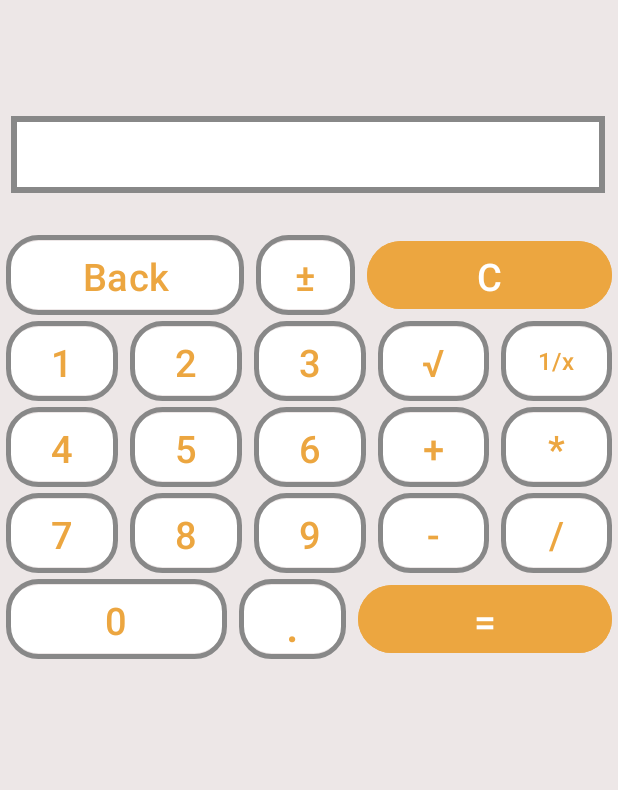
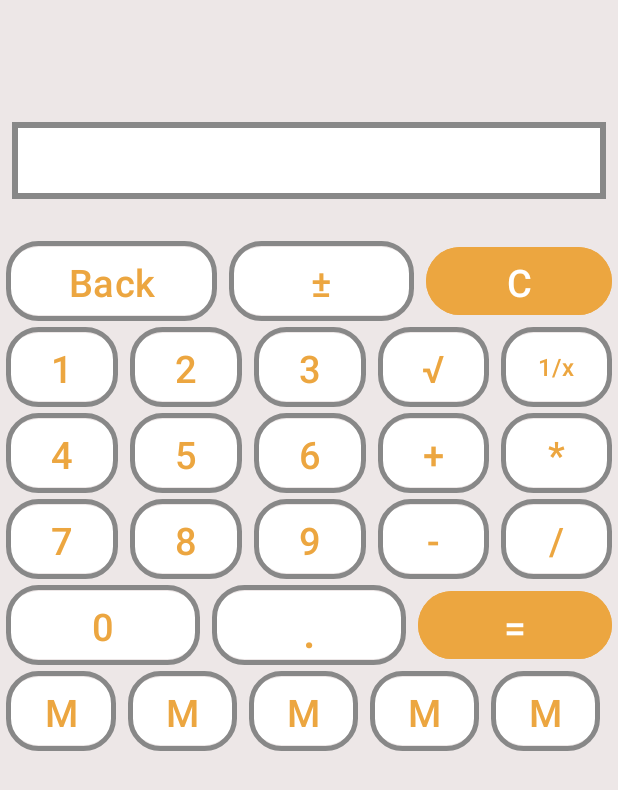
Before and after one commit to SoTokcuk/Calculator, an Android app: the screen it shows after launch (MainActivity), on a phone screen of 412 x 824 dp. Shown: the top 790 px of the screen. Run offline under Robolectric (Android 15) with nearby library versions, the phone set to English and light mode, and no system bars.

Commit message:
refactor buttons id + memory buttons

```diff
--- a/app/src/main/res/layout/activity_main.xml
+++ b/app/src/main/res/layout/activity_main.xml
@@ -21,7 +21,7 @@
         app:layout_constraintTop_toBottomOf="@+id/linearLayout5">
 
         <Button
-            android:id="@+id/button20"
+            android:id="@+id/button_0"
             android:layout_width="wrap_content"
             android:layout_height="match_parent"
             android:layout_marginEnd="8dp"
@@ -33,8 +33,8 @@
             android:textSize="25sp" />
 
         <Button
-            android:id="@+id/button21"
-            android:layout_width="12dp"
+            android:id="@+id/button_point"
+            android:layout_width="wrap_content"
             android:layout_height="match_parent"
             android:layout_marginEnd="8dp"
             android:layout_weight="1"
@@ -45,8 +45,8 @@
             android:textSize="30sp" />
 
         <Button
-            android:id="@+id/button22"
-            android:layout_width="109dp"
+            android:id="@+id/button_result"
+            android:layout_width="wrap_content"
             android:layout_height="match_parent"
             android:layout_weight="1"
             android:backgroundTint="@color/btn_orange"
@@ -58,11 +58,11 @@
         android:id="@+id/result"
         android:layout_width="396dp"
         android:layout_height="51dp"
+        android:layout_marginTop="12dp"
         android:background="@drawable/outline"
         android:outlineProvider="bounds"
         android:text=""
         app:layout_constraintEnd_toEndOf="parent"
-        app:layout_constraintHorizontal_bias="0.466"
         app:layout_constraintStart_toStartOf="parent"
         app:layout_constraintTop_toBottomOf="@+id/operation" />
 
@@ -70,10 +70,10 @@
         android:id="@+id/operation"
         android:layout_width="410dp"
         android:layout_height="53dp"
-        android:layout_marginTop="24dp"
+        android:layout_marginTop="16dp"
         android:text=""
         app:layout_constraintEnd_toEndOf="parent"
-        app:layout_constraintHorizontal_bias="0.0"
+        app:layout_constraintHorizontal_bias="0.55"
         app:layout_constraintStart_toStartOf="parent"
         app:layout_constraintTop_toTopOf="parent" />
 
@@ -92,7 +92,7 @@
         app:layout_constraintTop_toBottomOf="@+id/result">
 
         <Button
-            android:id="@+id/button2"
+            android:id="@+id/butto_back"
             android:layout_width="wrap_content"
             android:layout_height="match_parent"
             android:layout_marginEnd="8dp"
@@ -104,8 +104,8 @@
             android:textSize="25sp" />
 
         <Button
-            android:id="@+id/button3"
-            android:layout_width="12dp"
+            android:id="@+id/button_plusminus"
+            android:layout_width="wrap_content"
             android:layout_height="match_parent"
             android:layout_marginEnd="8dp"
             android:layout_weight="1"
@@ -116,8 +116,8 @@
             android:textSize="25sp" />
 
         <Button
-            android:id="@+id/button4"
-            android:layout_width="109dp"
+            android:id="@+id/button_c"
+            android:layout_width="wrap_content"
             android:layout_height="match_parent"
             android:layout_weight="1"
             android:backgroundTint="@color/btn_orange"
@@ -139,7 +139,7 @@
         app:layout_constraintTop_toBottomOf="@+id/linearLayout">
 
         <Button
-            android:id="@+id/button5"
+            android:id="@+id/button_1"
             android:layout_width="wrap_content"
             android:layout_height="match_parent"
             android:layout_marginEnd="8dp"
@@ -151,7 +151,7 @@
             android:textSize="25sp" />
 
         <Button
-            android:id="@+id/button6"
+            android:id="@+id/button_2"
             android:layout_width="wrap_content"
             android:layout_height="match_parent"
             android:layout_marginEnd="8dp"
@@ -163,7 +163,7 @@
             android:textSize="25sp" />
 
         <Button
-            android:id="@+id/button7"
+            android:id="@+id/button_3"
             android:layout_width="wrap_content"
             android:layout_height="match_parent"
             android:layout_marginEnd="8dp"
@@ -175,7 +175,7 @@
             android:textSize="25sp" />
 
         <Button
-            android:id="@+id/button8"
+            android:id="@+id/button_sqrt"
             android:layout_width="wrap_content"
             android:layout_height="match_parent"
             android:layout_marginEnd="8dp"
@@ -187,7 +187,7 @@
             android:textSize="25sp" />
 
         <Button
-            android:id="@+id/button9"
+            android:id="@+id/button_invert"
             android:layout_width="wrap_content"
             android:layout_height="match_parent"
             android:layout_weight="1"
@@ -213,7 +213,7 @@
         app:layout_constraintTop_toBottomOf="@+id/linearLayout2">
 
         <Button
-            android:id="@+id/button10"
+            android:id="@+id/button_4"
             android:layout_width="wrap_content"
             android:layout_height="match_parent"
             android:layout_marginEnd="8dp"
@@ -225,7 +225,7 @@
             android:textSize="25sp" />
 
         <Button
-            android:id="@+id/button11"
+            android:id="@+id/button_5"
             android:layout_width="wrap_content"
             android:layout_height="match_parent"
             android:layout_marginEnd="8dp"
@@ -237,7 +237,7 @@
             android:textSize="25sp" />
 
         <Button
-            android:id="@+id/button12"
+            android:id="@+id/button_6"
             android:layout_width="wrap_content"
             android:layout_height="match_parent"
             android:layout_marginEnd="8dp"
@@ -249,7 +249,7 @@
             android:textSize="25sp" />
 
         <Button
-            android:id="@+id/button13"
+            android:id="@+id/button_plus"
             android:layout_width="wrap_content"
             android:layout_height="match_parent"
             android:layout_marginEnd="8dp"
@@ -261,7 +261,7 @@
             android:textSize="25sp" />
 
         <Button
-            android:id="@+id/button14"
+            android:id="@+id/button_multiply"
             android:layout_width="wrap_content"
             android:layout_height="match_parent"
             android:layout_weight="1"
@@ -286,7 +286,7 @@
         app:layout_constraintTop_toBottomOf="@+id/linearLayout3">
 
         <Button
-            android:id="@+id/button15"
+            android:id="@+id/button_7"
             android:layout_width="wrap_content"
             android:layout_height="match_parent"
             android:layout_marginEnd="8dp"
@@ -298,7 +298,7 @@
             android:textSize="25sp" />
 
         <Button
-            android:id="@+id/button16"
+            android:id="@+id/button_8"
             android:layout_width="wrap_content"
             android:layout_height="match_parent"
             android:layout_marginEnd="8dp"
@@ -310,7 +310,7 @@
             android:textSize="25sp" />
 
         <Button
-            android:id="@+id/button17"
+            android:id="@+id/button_9"
             android:layout_width="wrap_content"
             android:layout_height="match_parent"
             android:layout_marginEnd="8dp"
@@ -322,7 +322,7 @@
             android:textSize="25sp" />
 
         <Button
-            android:id="@+id/button18"
+            android:id="@+id/button_minus"
             android:layout_width="wrap_content"
             android:layout_height="match_parent"
             android:layout_marginEnd="8dp"
@@ -334,7 +334,7 @@
             android:textSize="25sp" />
 
         <Button
-            android:id="@+id/button19"
+            android:id="@+id/button_div"
             android:layout_width="wrap_content"
             android:layout_height="match_parent"
             android:layout_weight="1"
@@ -346,5 +346,77 @@
 
     </LinearLayout>
 
+    <LinearLayout
+        android:layout_width="match_parent"
+        android:layout_height="53dp"
+        android:layout_marginStart="4dp"
+        android:layout_marginTop="4dp"
+        android:layout_marginEnd="4dp"
+        android:orientation="horizontal"
+        app:layout_constraintEnd_toEndOf="parent"
+        app:layout_constraintStart_toStartOf="parent"
+        app:layout_constraintTop_toBottomOf="@+id/linearLayout4">
+
+        <Button
+            android:id="@+id/button_mc"
+            android:layout_width="wrap_content"
+            android:layout_height="match_parent"
+            android:layout_marginEnd="8dp"
+            android:layout_weight="1"
+            android:backgroundTint="@color/white"
+            android:foreground="@drawable/button_border"
+            android:text="MC"
+            android:textColor="@color/btn_orange"
+            android:textSize="25sp" />
+
+        <Button
+            android:id="@+id/button_mr"
+            android:layout_width="wrap_content"
+            android:layout_height="match_parent"
+            android:layout_marginEnd="8dp"
+            android:layout_weight="1"
+            android:backgroundTint="@color/white"
+            android:foreground="@drawable/button_border"
+            android:text="MR"
+            android:textColor="@color/btn_orange"
+            android:textSize="25sp" />
+
+        <Button
+            android:id="@+id/button_ms"
+            android:layout_width="wrap_content"
+            android:layout_height="match_parent"
+            android:layout_marginEnd="8dp"
+            android:layout_weight="1"
+            android:backgroundTint="@color/white"
+            android:foreground="@drawable/button_border"
+            android:text="MS"
+            android:textColor="@color/btn_orange"
+            android:textSize="25sp" />
+
+        <Button
+            android:id="@+id/button_mplus"
+            android:layout_width="wrap_content"
+            android:layout_height="match_parent"
+            android:layout_marginEnd="8dp"
+            android:layout_weight="1"
+            android:backgroundTint="@color/white"
+            android:foreground="@drawable/button_border"
+            android:text="M+"
+            android:textColor="@color/btn_orange"
+            android:textSize="25sp" />
+
+        <Button
+            android:id="@+id/button_mminus"
+            android:layout_width="wrap_content"
+            android:layout_height="match_parent"
+            android:layout_marginEnd="8dp"
+            android:layout_weight="1"
+            android:backgroundTint="@color/white"
+            android:foreground="@drawable/button_border"
+            android:text="M-"
+            android:textColor="@color/btn_orange"
+            android:textSize="25sp" />
+    </LinearLayout>
+
 
 </androidx.constraintlayout.widget.ConstraintLayout>
```
